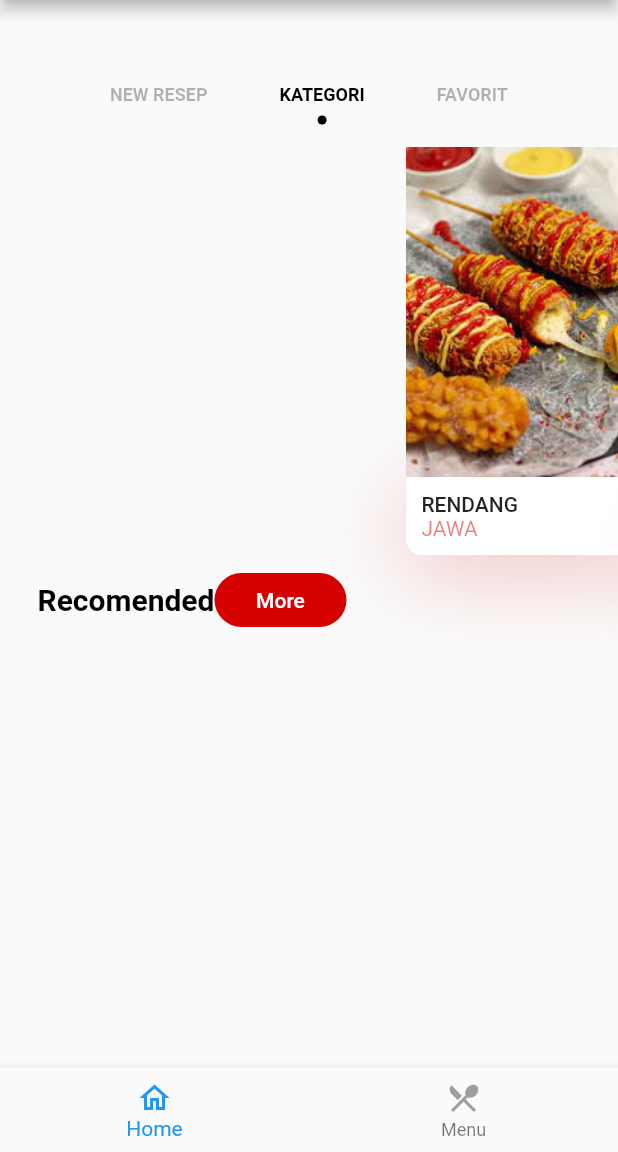
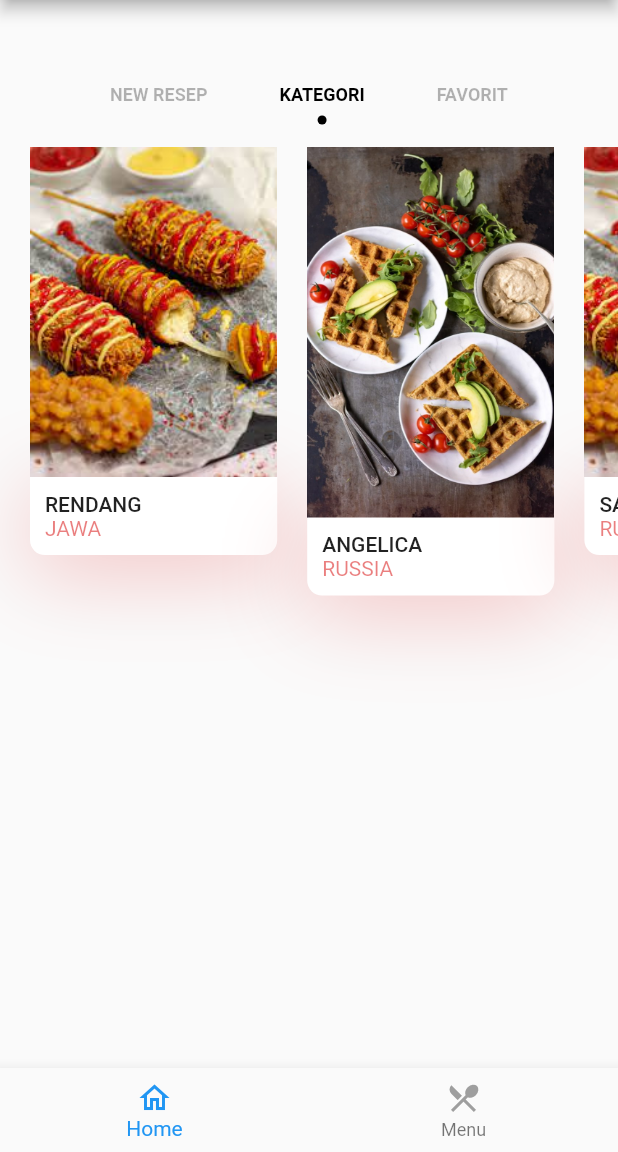
Before and after one commit to Ajisetiawann/resep-makanan, a Flutter app: the screen it shows after launch, tab 2 chosen, on a phone screen of 412 x 824 dp, the part 84-1236 px from its top. Run offline on Flutter 3.47's test engine with Material 2 defaults, Android fonts, the phone set to English and light mode, and no system bars; our stand-ins replace flutter_icons, flutter_svg, sliding_up_panel, tab_indicator_styler, video_player; network calls fail.

```diff
--- a/lib/screens/home/components/kategori.dart
+++ b/lib/screens/home/components/kategori.dart
@@ -1,7 +1,5 @@
 import 'package:flutter/material.dart';
 import 'package:resep_makanan/screens/details/components/detail_kategori.dart';
-import 'package:resep_makanan/screens/home/components/header_with_searchbox.dart';
-import 'package:resep_makanan/screens/home/components/title_with_more_bbtn.dart';
 
 import '../../../constants.dart';
 
@@ -16,7 +14,6 @@ class Kategori extends StatelessWidget {
       scrollDirection: Axis.horizontal,
       child: Row(
         children: <Widget>[
-          TitleWithMoreBtn(title: "Recomended", press: () {}),
           KategoriCard(
             image: "images/korean.jpg",
             title: "Rendang",
```
Also changed, not shown: 1 other file.
